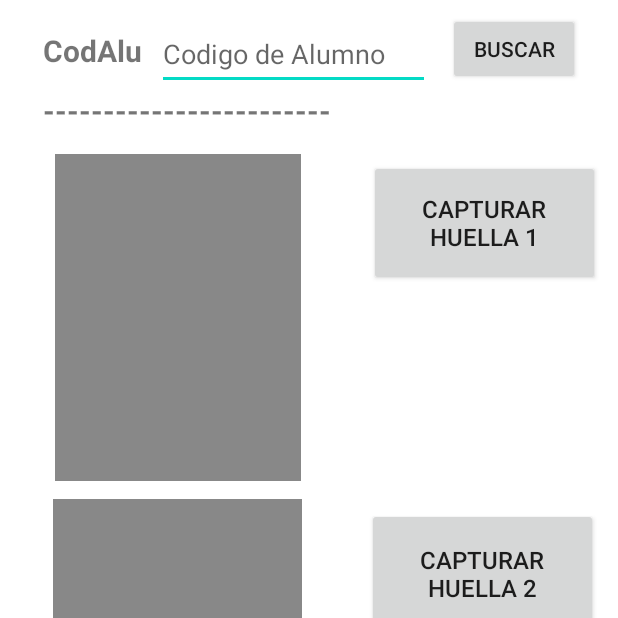
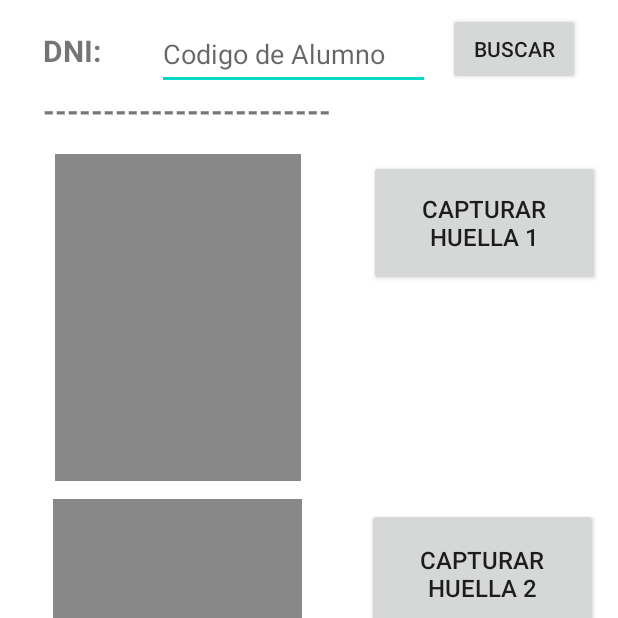
Before and after one commit to dannychavez141/huelleroApp, an Android app: the Registro screen opened directly, with no data from a screen before it, on a phone screen of 412 x 824 dp, the top half of it. Run offline under Robolectric (Android 15) with nearby library versions, the phone set to English and light mode, and no system bars; our stand-ins replace Volley; network calls fail; 5 statements that could not run were skipped.

Commit message:
inicio asistencias

```diff
--- a/app/src/main/java/com/example/huelleroapp/Registro.java
+++ b/app/src/main/java/com/example/huelleroapp/Registro.java
@@ -349,7 +349,7 @@ public class Registro extends Activity
         String NFIQString = "";
         if (result == SGFDxErrorCode.SGFDX_ERROR_NONE) {
             DumpFile("capture2016.raw", imagen2);
-            mTextViewResult.setText("Huella 2 capturada\n");
+            mTextViewResult.setText("Huella 1 capturada\n");
             mImageViewFingerprint.setImageBitmap(this.toGrayscale(imagen1));
         }
 
@@ -414,7 +414,7 @@ public class Registro extends Activity
         if (v == btnReg) {
             AlertDialog.Builder dialogo1 = new AlertDialog.Builder(this);
             dialogo1.setTitle("Importante");
-            dialogo1.setMessage("¿ Desea actualizar las huellas del alumno?");
+            dialogo1.setMessage("¿ Desea actualizar las huellas del Docente?");
             dialogo1.setCancelable(false);
             dialogo1.setPositiveButton("Confirmar", new DialogInterface.OnClickListener() {
                 public void onClick(DialogInterface dialogo1, int id) {
--- a/app/src/main/java/com/example/huelleroapp/clases/config.java
+++ b/app/src/main/java/com/example/huelleroapp/clases/config.java
@@ -4,7 +4,7 @@ import android.content.Context;
 import android.content.SharedPreferences;
 
 public class config {
-    private String servidor = "http://www.upcyrm.com/";
+    private String servidor = "http://192.168.1.48/";
     Context con;
     SharedPreferences appSettings;
     public config(Context con) {
@@ -19,47 +19,7 @@ public class config {
     public void setServidor(String servidor) {
         this.servidor = servidor;
     }
-/*
-    public void salvarDatos(mUsuario Usu) {
-//nos ponemos a editar las preferencias
-        SharedPreferences.Editor editor = appSettings.edit();
-        editor.putString("dni", Usu.getDni());
-        editor.putString("nombres", Usu.getNombres());
-// quizás para adelante, chequear por timeout
-        editor.putString("apellidos", Usu.getApellidos());
-        editor.putString("clave", Usu.getClave());
-// Commit la edición
-        editor.commit();
-    }
 
-    public void borrarDatos() {
-//editamos nuevamente las preferencias
-        SharedPreferences.Editor editor = appSettings.edit();
-// removemos los datos agregados
-        editor.remove("dni");
-        editor.remove("nombres");
-// quizás para adelante, chequear por timeout
-        editor.remove("apellidos");
-        editor.remove("clave");
-// Commit la edición
-        editor.commit();
-    }
-
-    // finalmente chequeamos si esta logueado o hay que pedirle que se loguee.
-// al iniciar la app luego de un splash logo o algo asi: startActivity(crearIntent());
-    public mUsuario verificar() {
-//le pedimos a la configuración que nos de el id del usuario
-// si no lo encuentra, por omisión -1
-        mUsuario user = new mUsuario("", "", "", "");
-        String dni = appSettings.getString("dni", null);
-        String nom = appSettings.getString("nombres", null);
-        String ape = appSettings.getString("apellidos", null);
-        String tipo = appSettings.getString("clave", null);
-        user = new mUsuario(dni, nom, ape, tipo);
-        return user;
-    }
-
-*/
 
 
 }
--- a/app/src/main/res/layout/registro.xml
+++ b/app/src/main/res/layout/registro.xml
@@ -136,7 +136,7 @@
         android:layout_height="33dp"
         android:layout_x="29dp"
         android:layout_y="20dp"
-        android:text="CodAlu:"
+        android:text="DNI:"
         android:textSize="20sp"
         android:textStyle="bold" />
 
```
